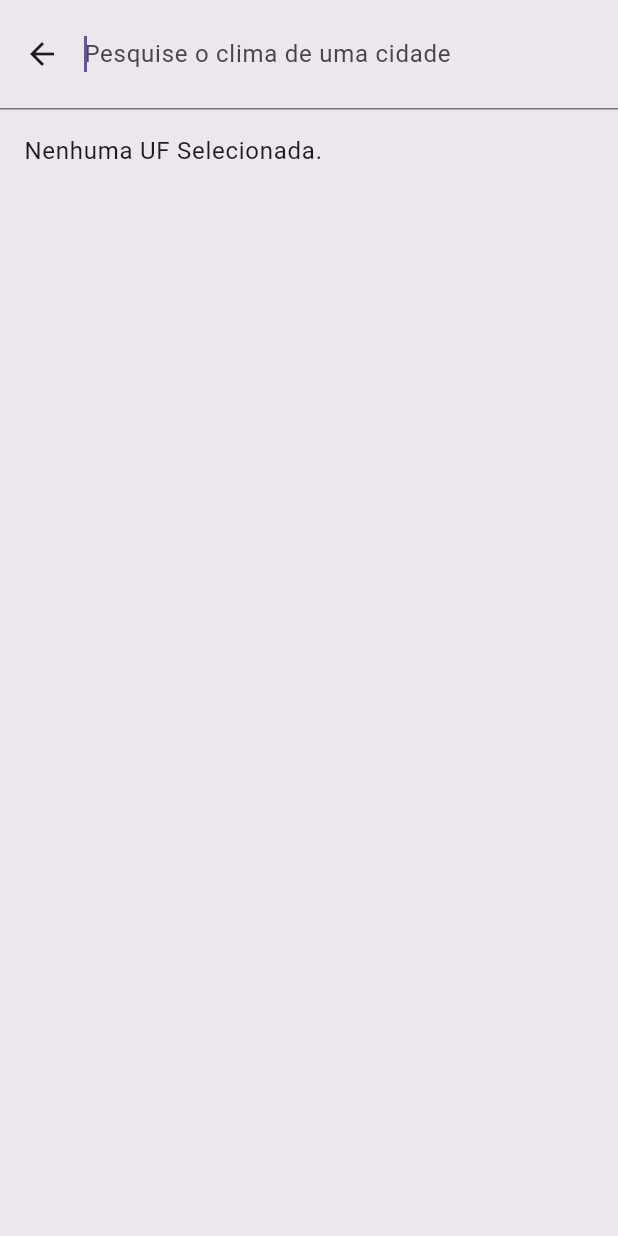
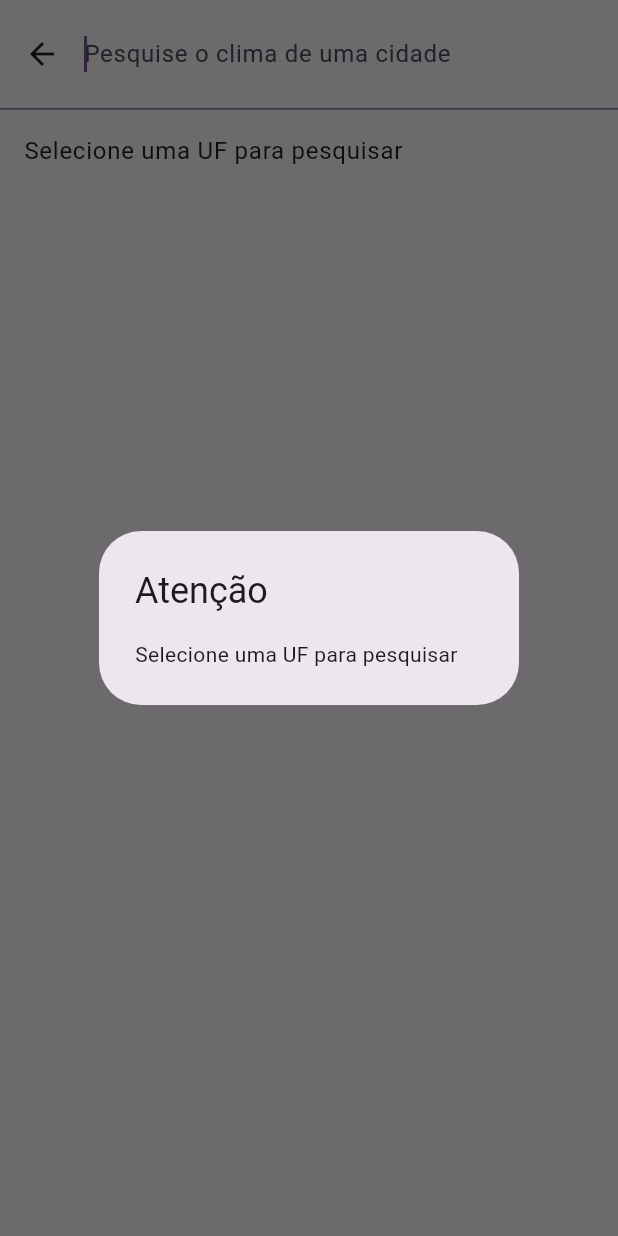
Before and after one commit to RaiFM/weather_station, a Flutter app: the SearchSavesPage screen opened directly, after a tap on "Pesquise o clima de uma cidade", on a phone screen of 412 x 824 dp. Run offline on Flutter 3.47's test engine with Material 3 defaults, Android fonts, the phone set to English and light mode, and no system bars; our stand-ins replace cloud_firestore, firebase_core, geolocator, google_fonts; accounts and stored records are empty; Roboto replaces fonts that are missing (Roboto Flex).

Commit message:
corrindo tela de favoritos

```diff
--- a/lib/ui/pages/search_saves_page.dart
+++ b/lib/ui/pages/search_saves_page.dart
@@ -3,6 +3,7 @@ import 'package:google_fonts/google_fonts.dart';
 import 'package:weather_station/domain/usecase/excluir_cidade_uc.dart';
 import 'package:weather_station/domain/usecase/listar_locais_salvos_uc.dart';
 import 'package:weather_station/domain/usecase/listar_nome_cidades_uc.dart';
+import 'package:weather_station/ui/pages/weather_home_page.dart';
 
 class SearchSavesPage extends StatefulWidget {
   const SearchSavesPage({super.key});
@@ -73,6 +74,21 @@ class _SearchSavesPageState extends State<SearchSavesPage> {
                               barPadding: const WidgetStatePropertyAll(
                                   EdgeInsetsDirectional.all(8)),
                               barHintText: "Pesquise o clima de uma cidade",
+                              onTap:() {
+                                if (_ufString == "UF"){
+                                  showDialog(
+                                      context: context,
+                                      builder: (BuildContext context) {
+                                        return const AlertDialog(
+                                          title: Text("Atenção"),
+                                          content: Text(
+                                              "Selecione uma UF para pesquisar"),
+                                        );
+                                      });
+                                }
+                              },
+
+
                               suggestionsBuilder: (BuildContext context,
                                   SearchController searchController) async {
                                 final String input =
@@ -97,7 +113,7 @@ class _SearchSavesPageState extends State<SearchSavesPage> {
                                   return [
                                     const ListTile(
                                         autofocus: true,
-                                        title: Text("Nenhuma UF Selecionada."))
+                                        title: Text("Selecione uma UF para pesquisar"),),
                                   ];
                                 }
 
@@ -108,12 +124,22 @@ class _SearchSavesPageState extends State<SearchSavesPage> {
                                   return ListTile(
                                     title: Text(cidade),
                                     onTap: () {
+
                                       searchController.closeView(cidade);
                                       searchController.clear();
+                                      Navigator.push(
+                                        context,
+                                        MaterialPageRoute(
+                                            builder: (context) =>
+                                                WeatherHomePage(
+                                                    cidade: cidade,),),
+                                      );
                                     },
                                   );
                                 });
-                              }),
+                              },
+
+                              ),
                           const Divider(),
                           Flexible(
                             child: FutureBuilder(
@@ -137,10 +163,13 @@ class _SearchSavesPageState extends State<SearchSavesPage> {
                                   if (listaSalvos!.isEmpty) {
                                     return const Center(
                                         child:
-                                            Text("Nenhuma cidade retornou..."));
+                                            Text("Nenhuma cidade salva...", style: TextStyle(
+                                              color: Colors.white
+                                            ),));
                                   }
                                   return ListView.builder(
                                       itemCount: listaSalvos.length,
+
                                       shrinkWrap: true,
                                       itemBuilder: (context, index) {
                                         var listTile = ListTile(
@@ -160,7 +189,11 @@ class _SearchSavesPageState extends State<SearchSavesPage> {
                                                             listaSalvos[index]!
                                                                 .nome);
                                                         Navigator.pop(
-                                                            context); // Fecha o dialog depois de excluir
+                                                            context);
+                                                             // Fecha o dialog depois de excluir
+                                                             setState(() {
+                                                               listaSalvos.removeAt(index);
+                                                             });
                                                       },
                                                       child:
                                                           const Text("Excluir"),
```
